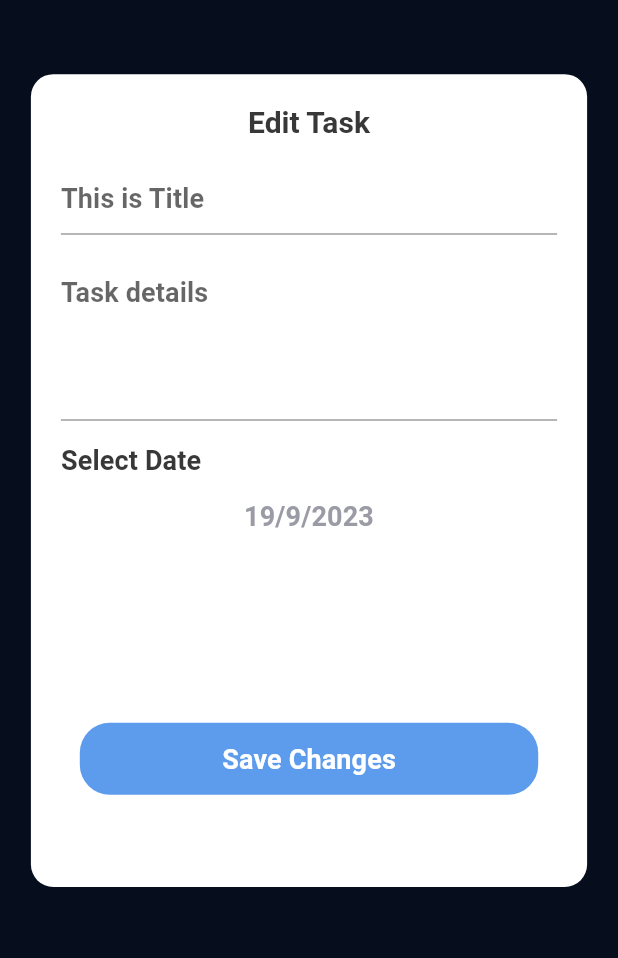
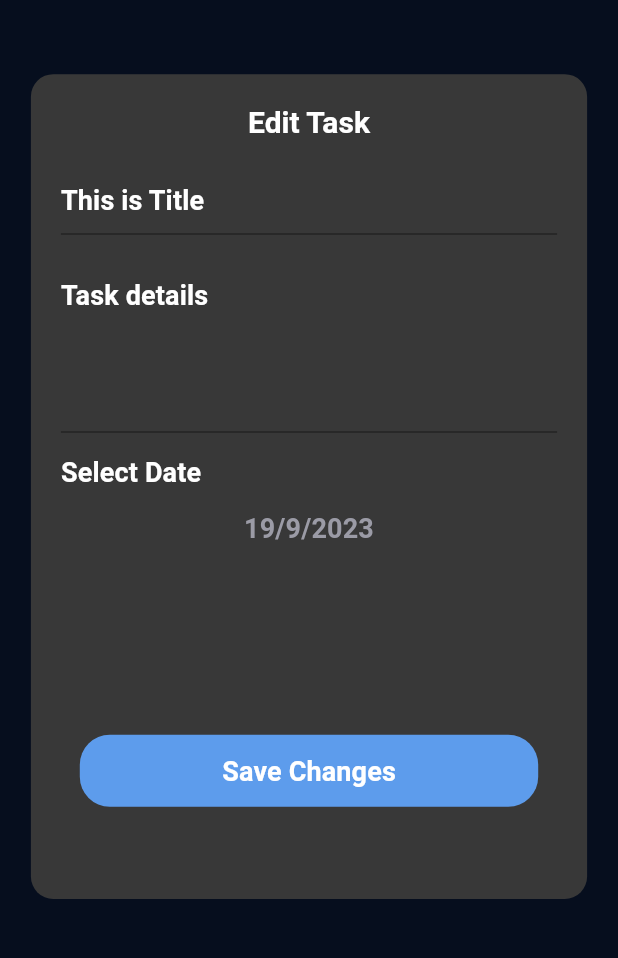
Before and after one commit to jojowael/todo_app, a Flutter app: the screen it shows after launch, after a tap on "Task Title", on a phone screen of 412 x 824 dp, the part 84-1042 px from its top. Run offline on Flutter 3.47's test engine with Material 2 defaults, Android fonts, the phone set to English and light mode, and no system bars; our stand-ins replace calendar_timeline, flutter_slidable; generated files the repository leaves out were written again.

Commit message:
finished editScreen.

```diff
--- a/lib/home/edit_task_screen.dart
+++ b/lib/home/edit_task_screen.dart
@@ -1,6 +1,8 @@
 import 'package:flutter/material.dart';
 import 'package:flutter_gen/gen_l10n/app_localizations.dart';
 import 'package:project2/my_theme.dart';
+import 'package:project2/providers/app_config_provider.dart';
+import 'package:provider/provider.dart';
 
 class EditTaskScreen extends StatefulWidget {
   static const String routeName = 'edit_task_screen';
@@ -16,6 +18,7 @@ class _EditTaskScreenState extends State<EditTaskScreen> {
 
   @override
   Widget build(BuildContext context) {
+    var provider = Provider.of<AppConfigProvider>(context);
     return Scaffold(
       appBar: AppBar(
         title: Text(
@@ -29,7 +32,9 @@ class _EditTaskScreenState extends State<EditTaskScreen> {
           vertical: MediaQuery.of(context).size.height * 0.06,
         ),
         decoration: BoxDecoration(
-            color: MyTheme.whiteColor, borderRadius: BorderRadius.circular(15)),
+            color:
+                provider.isDarkMode() ? MyTheme.blackColor : MyTheme.whiteColor,
+            borderRadius: BorderRadius.circular(15)),
         padding: EdgeInsets.all(12),
         child: SingleChildScrollView(
           child: Column(
@@ -38,7 +43,12 @@ class _EditTaskScreenState extends State<EditTaskScreen> {
                 padding: const EdgeInsets.all(8.0),
                 child: Text(
                   AppLocalizations.of(context)!.edit_task,
-                  style: Theme.of(context).textTheme.titleMedium,
+                  style: provider.isDarkMode()
+                      ? Theme.of(context)
+                          .textTheme
+                          .titleMedium!
+                          .copyWith(color: MyTheme.whiteColor)
+                      : Theme.of(context).textTheme.titleMedium,
                 ),
               ),
               Form(
@@ -57,9 +67,15 @@ class _EditTaskScreenState extends State<EditTaskScreen> {
                             return null;
                           },
                           decoration: InputDecoration(
-                              hintText:
-                                  AppLocalizations.of(context)!.this_is_title),
-                          style: Theme.of(context).textTheme.titleSmall,
+                            hintText:
+                                AppLocalizations.of(context)!.this_is_title,
+                            hintStyle: provider.isDarkMode()
+                                ? Theme.of(context)
+                                    .textTheme
+                                    .titleSmall!
+                                    .copyWith(color: MyTheme.whiteColor)
+                                : Theme.of(context).textTheme.titleSmall,
+                          ),
                         ),
                       ),
                       Padding(
@@ -75,8 +91,13 @@ class _EditTaskScreenState extends State<EditTaskScreen> {
                           decoration: InputDecoration(
                             hintText:
                                 AppLocalizations.of(context)!.task_details,
+                            hintStyle: provider.isDarkMode()
+                                ? Theme.of(context)
+                                    .textTheme
+                                    .titleSmall!
+                                    .copyWith(color: MyTheme.whiteColor)
+                                : Theme.of(context).textTheme.titleSmall,
                           ),
-                          style: Theme.of(context).textTheme.titleSmall,
                           maxLines: 4,
                         ),
                       ),
@@ -84,7 +105,12 @@ class _EditTaskScreenState extends State<EditTaskScreen> {
                         padding: const EdgeInsets.all(8.0),
                         child: Text(
                           AppLocalizations.of(context)!.select_Date,
-                          style: Theme.of(context).textTheme.titleSmall,
+                          style: provider.isDarkMode()
+                              ? Theme.of(context)
+                                  .textTheme
+                                  .titleSmall!
+                                  .copyWith(color: MyTheme.whiteColor)
+                              : Theme.of(context).textTheme.titleSmall,
                         ),
                       ),
                       InkWell(
--- a/lib/home/task_list/task_widget.dart
+++ b/lib/home/task_list/task_widget.dart
@@ -1,13 +1,16 @@
 import 'package:flutter/material.dart';
 import 'package:flutter_gen/gen_l10n/app_localizations.dart';
 import 'package:flutter_slidable/flutter_slidable.dart';
+import 'package:provider/provider.dart';
 
 import '../../my_theme.dart';
+import '../../providers/app_config_provider.dart';
 import '../edit_task_screen.dart';
 
 class TaskWidgetItem extends StatelessWidget {
   @override
   Widget build(BuildContext context) {
+    var provider = Provider.of<AppConfigProvider>(context);
     return Slidable(
       // The start action pane is the one at the left or the top side.
       startActionPane: ActionPane(
@@ -31,7 +34,10 @@ class TaskWidgetItem extends StatelessWidget {
         padding: EdgeInsets.all(10),
         margin: EdgeInsets.all(12),
         decoration: BoxDecoration(
-            borderRadius: BorderRadius.circular(15), color: MyTheme.whiteColor),
+          borderRadius: BorderRadius.circular(15),
+          color:
+              provider.isDarkMode() ? MyTheme.blackColor : MyTheme.whiteColor,
+        ),
         child: InkWell(
           onTap: () {
             Navigator.pushNamed(context, EditTaskScreen.routeName);
@@ -60,8 +66,15 @@ class TaskWidgetItem extends StatelessWidget {
                       ),
                       Padding(
                         padding: const EdgeInsets.all(8.0),
-                    child: Text(AppLocalizations.of(context)!.des,
-                        style: Theme.of(context).textTheme.titleSmall),
+                    child: Text(
+                      AppLocalizations.of(context)!.des,
+                      style: provider.isDarkMode()
+                          ? Theme.of(context)
+                              .textTheme
+                              .titleSmall!
+                              .copyWith(color: MyTheme.whiteColor)
+                          : Theme.of(context).textTheme.titleSmall,
+                    ),
                   )
                     ],
                   )),
```
Lines whose indentation alone changed are shown as unchanged.
